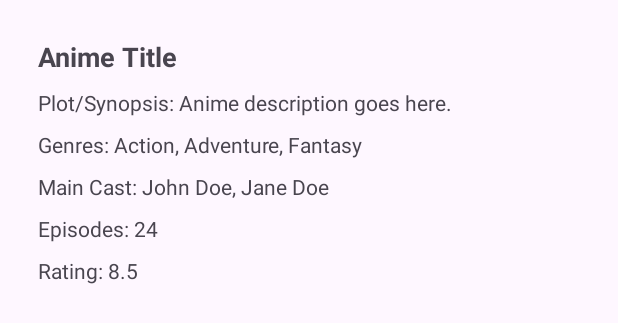
After one commit to KratikaNishad/Anime-App, an Android app: the layout activity_anime_detail.xml on its own in the app's theme, with its tools: preview values and no code run, on a phone screen of 412 x 824 dp. The commit adds this screen. Shown: the top 323 px of the screen. Run offline under Robolectric (Android 15) with nearby library versions, the phone set to English and light mode, and no system bars.

Commit message:
anime detail list

```diff
--- a/app/build.gradle.kts
+++ b/app/build.gradle.kts
@@ -68,5 +68,6 @@ dependencies {
     implementation ("com.squareup.picasso:picasso:2.8")
     implementation ("com.github.bumptech.glide:glide:4.15.1")
 
-
+    /** Add ExoPlayer dependency **/
+    implementation ("com.google.android.exoplayer:exoplayer:2.18.1")
 }
--- a/app/src/main/AndroidManifest.xml
+++ b/app/src/main/AndroidManifest.xml
@@ -8,9 +8,9 @@
         android:allowBackup="true"
         android:dataExtractionRules="@xml/data_extraction_rules"
         android:fullBackupContent="@xml/backup_rules"
-        android:icon="@mipmap/ic_launcher"
+        android:icon="@drawable/app_logo"
         android:label="@string/app_name"
-        android:roundIcon="@mipmap/ic_launcher_round"
+        android:roundIcon="@drawable/app_logo"
         android:supportsRtl="true"
         android:theme="@style/Theme.AnimeApp"
         tools:targetApi="31">
--- a/app/src/main/java/com/example/animeapp/model/Anime.kt
+++ b/app/src/main/java/com/example/animeapp/model/Anime.kt
@@ -5,7 +5,8 @@ data class Anime(
     val title: String,
     val episodes: Int?,
     val score: Double?,
-    val images: Image
+    val images: Image,
+    val mal_id: Int
 )
 
 data class Image(
--- a/app/src/main/java/com/example/animeapp/network/ApiService.kt
+++ b/app/src/main/java/com/example/animeapp/network/ApiService.kt
@@ -1,4 +1,5 @@
 package com.example.animeapp.network
+import com.example.animeapp.model.AnimeDetail
 import com.example.animeapp.model.AnimeResponse
 import retrofit2.http.GET
 import retrofit2.Response
@@ -8,4 +9,6 @@ interface ApiService {
     @GET("top/anime")
     suspend fun getTopAnime(): Response<AnimeResponse>
 
+    @GET("anime/{anime_id}")
+    suspend fun getAnimeDetails(@Path("anime_id") animeId: Int): Response<AnimeDetail>
 }
--- a/app/src/main/java/com/example/animeapp/network/RetrofitClient.kt
+++ b/app/src/main/java/com/example/animeapp/network/RetrofitClient.kt
@@ -10,7 +10,6 @@ import java.util.concurrent.TimeUnit
 object RetrofitClient {
     private fun getOkHttpClient(): OkHttpClient {
 
-        // Logging network requests
         val loggingInterceptor = HttpLoggingInterceptor().apply {
             level = HttpLoggingInterceptor.Level.BODY
         }
--- a/app/src/main/java/com/example/animeapp/repository/AnimeRepository.kt
+++ b/app/src/main/java/com/example/animeapp/repository/AnimeRepository.kt
@@ -1,8 +1,8 @@
 package com.example.animeapp.repository
 
+import com.example.animeapp.model.AnimeDetail
 import com.example.animeapp.model.AnimeResponse
 import com.example.animeapp.network.ApiService
-import com.example.animeapp.network.RetrofitClient
 import retrofit2.Response
 
 class AnimeRepository(private val apiService: ApiService) {
@@ -10,4 +10,8 @@ class AnimeRepository(private val apiService: ApiService) {
     suspend fun getTopAnime(): Response<AnimeResponse> {
         return apiService.getTopAnime()
     }
+
+    suspend fun getAnimeDetails(animeId: Int): Response<AnimeDetail> {
+        return apiService.getAnimeDetails(animeId)
+    }
 }
--- /dev/null
+++ b/app/src/main/res/layout/activity_anime_detail.xml
@@ -0,0 +1,108 @@
+<?xml version="1.0" encoding="utf-8"?>
+<ScrollView xmlns:android="http://schemas.android.com/apk/res/android"
+    xmlns:tools="http://schemas.android.com/tools"
+    xmlns:app="http://schemas.android.com/apk/res-auto"
+    android:layout_width="match_parent"
+    android:layout_height="match_parent"
+    tools:context=".ui.AnimeDetailActivity">
+
+    <androidx.constraintlayout.widget.ConstraintLayout
+        android:layout_width="match_parent"
+        android:layout_height="wrap_content"
+        android:padding="10dp"
+        android:layout_margin="10dp">
+
+        <android.widget.VideoView
+            android:id="@+id/videoTrailer"
+            android:layout_width="0dp"
+            android:layout_height="250dp"
+            android:visibility="gone"
+            app:layout_constraintTop_toTopOf="parent"
+            app:layout_constraintStart_toStartOf="parent"
+            app:layout_constraintEnd_toEndOf="parent" />
+
+        <androidx.appcompat.widget.AppCompatImageView
+            android:id="@+id/imagePoster"
+            android:layout_width="0dp"
+            android:layout_height="250dp"
+            app:layout_constraintTop_toBottomOf="@id/videoTrailer"
+            app:layout_constraintStart_toStartOf="parent"
+            app:layout_constraintEnd_toEndOf="parent"
+            android:visibility="gone" />
+
+        <androidx.appcompat.widget.AppCompatTextView
+            android:id="@+id/textTitle"
+            android:layout_width="0dp"
+            android:layout_height="wrap_content"
+            android:textSize="18sp"
+            android:textStyle="bold"
+            android:padding="3dp"
+            android:layout_margin="2dp"
+            app:layout_constraintTop_toBottomOf="@id/imagePoster"
+            app:layout_constraintStart_toStartOf="parent"
+            app:layout_constraintEnd_toEndOf="parent"
+            tools:text="Anime Title" />
+
+        <androidx.appcompat.widget.AppCompatTextView
+            android:id="@+id/textSynopsis"
+            android:layout_width="0dp"
+            android:layout_height="wrap_content"
+            android:paddingTop="8dp"
+            android:padding="3dp"
+            android:layout_margin="2dp"
+            app:layout_constraintTop_toBottomOf="@id/textTitle"
+            app:layout_constraintStart_toStartOf="parent"
+            app:layout_constraintEnd_toEndOf="parent"
+            tools:text="Plot/Synopsis: Anime description goes here." />
+
+        <androidx.appcompat.widget.AppCompatTextView
+            android:id="@+id/textGenres"
+            android:layout_width="0dp"
+            android:layout_height="wrap_content"
+            android:paddingTop="8dp"
+            android:padding="3dp"
+            android:layout_margin="2dp"
+            app:layout_constraintTop_toBottomOf="@id/textSynopsis"
+            app:layout_constraintStart_toStartOf="parent"
+            app:layout_constraintEnd_toEndOf="parent"
+            tools:text="Genres: Action, Adventure, Fantasy" />
+
+        <androidx.appcompat.widget.AppCompatTextView
+            android:id="@+id/textCast"
+            android:layout_width="0dp"
+            android:layout_height="wrap_content"
+            android:paddingTop="8dp"
+            android:padding="3dp"
+            android:layout_margin="2dp"
+            app:layout_constraintTop_toBottomOf="@id/textGenres"
+            app:layout_constraintStart_toStartOf="parent"
+            app:layout_constraintEnd_toEndOf="parent"
+            tools:text="Main Cast: John Doe, Jane Doe" />
+
+        <androidx.appcompat.widget.AppCompatTextView
+            android:id="@+id/textEpisodes"
+            android:layout_width="0dp"
+            android:layout_height="wrap_content"
+            android:paddingTop="8dp"
+            android:padding="3dp"
+            android:layout_margin="2dp"
+            app:layout_constraintTop_toBottomOf="@id/textCast"
+            app:layout_constraintStart_toStartOf="parent"
+            app:layout_constraintEnd_toEndOf="parent"
+            tools:text="Episodes: 24" />
+
+        <androidx.appcompat.widget.AppCompatTextView
+            android:id="@+id/textRating"
+            android:layout_width="0dp"
+            android:layout_height="wrap_content"
+            android:paddingTop="8dp"
+            android:padding="3dp"
+            android:layout_margin="2dp"
+            android:layout_marginBottom="20dp"
+            app:layout_constraintTop_toBottomOf="@id/textEpisodes"
+            app:layout_constraintStart_toStartOf="parent"
+            app:layout_constraintEnd_toEndOf="parent"
+            tools:text="Rating: 8.5" />
+
+    </androidx.constraintlayout.widget.ConstraintLayout>
+</ScrollView>
--- a/app/src/main/res/layout/item_anime.xml
+++ b/app/src/main/res/layout/item_anime.xml
@@ -2,11 +2,12 @@
 <androidx.cardview.widget.CardView xmlns:android="http://schemas.android.com/apk/res/android"
     xmlns:app="http://schemas.android.com/apk/res-auto"
     xmlns:tools="http://schemas.android.com/tools"
+    android:id="@+id/cardView"
     android:layout_width="match_parent"
     android:layout_height="wrap_content"
     android:layout_margin="8dp"
-    app:cardElevation="4dp"
-    app:cardCornerRadius="8dp">
+    app:cardCornerRadius="8dp"
+    app:cardElevation="4dp">
 
     <androidx.constraintlayout.widget.ConstraintLayout
         android:layout_width="match_parent"
```
Also changed, not shown: app/src/main/java/com/example/animeapp/adapter/AnimeAdapter.kt (+11 -13 lines), app/src/main/java/com/example/animeapp/model/AnimeDetail.kt (added, +36 -0 lines), app/src/main/java/com/example/animeapp/ui/AnimeDetailActivity.kt (added, +63 -0 lines), app/src/main/java/com/example/animeapp/ui/HomeActivity.kt (+4 -8 lines), app/src/main/java/com/example/animeapp/viewmodel/HomeViewModel.kt (+22 -1 lines), app/src/main/res/layout/layout_anime.xml (+8 -9 lines), app/src/main/res/drawable/app_logo.jpg (added), app/src/main/res/layout/activity_home.xml (indentation only).
